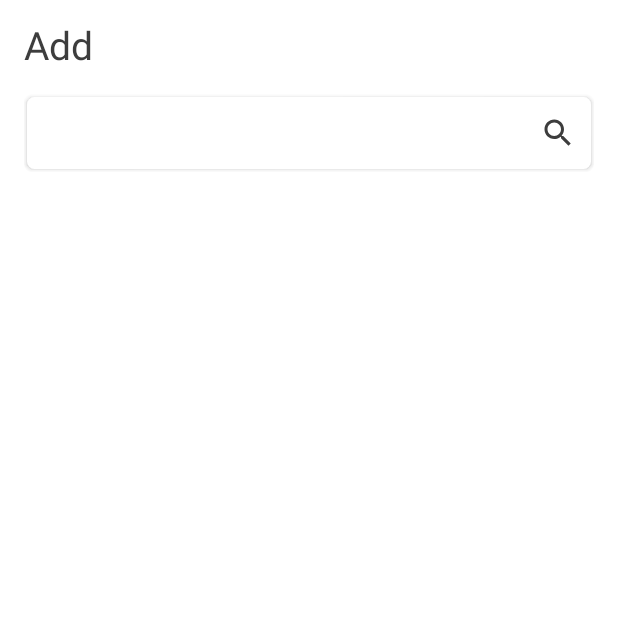
After one commit to khorevigor/CalorieTracker_plc, an Android app built with Jetpack Compose: the composable SearchScreen called with empty values, on a phone screen of 412 x 824 dp, the top half of it. The commit adds this screen. Run offline under Robolectric (Android 15) with nearby library versions, the phone set to English and light mode, and no system bars; our stand-ins replace Dagger/Hilt's generated code.

Commit message:
Create SearchScreen

```diff
--- a/tracker/tracker_data/src/main/AndroidManifest.xml
+++ b/tracker/tracker_data/src/main/AndroidManifest.xml
@@ -2,4 +2,6 @@
 <manifest xmlns:android="http://schemas.android.com/apk/res/android"
     package="com.plcoding.tracker_data">
 
+    <uses-permission android:name="android.permission.INTERNET" />
+
 </manifest>
--- /dev/null
+++ b/tracker/tracker_presentation/src/main/java/com/plcoding/tracker_presentation/search/SearchScreen.kt
@@ -0,0 +1,78 @@
+package com.plcoding.tracker_presentation.search
+
+import androidx.compose.foundation.layout.Column
+import androidx.compose.foundation.layout.Spacer
+import androidx.compose.foundation.layout.fillMaxSize
+import androidx.compose.foundation.layout.height
+import androidx.compose.foundation.layout.padding
+import androidx.compose.material.MaterialTheme
+import androidx.compose.material.ScaffoldState
+import androidx.compose.material.Text
+import androidx.compose.runtime.Composable
+import androidx.compose.runtime.LaunchedEffect
+import androidx.compose.ui.ExperimentalComposeUiApi
+import androidx.compose.ui.Modifier
+import androidx.compose.ui.platform.LocalContext
+import androidx.compose.ui.platform.LocalSoftwareKeyboardController
+import androidx.compose.ui.res.stringResource
+import androidx.hilt.navigation.compose.hiltViewModel
+import com.plcoding.core.util.UiEvent
+import com.plcoding.core_ui.LocalSpacing
+import com.plcoding.tracker_presentation.R
+import com.plcoding.tracker_presentation.search.components.SearchTextField
+
+@OptIn(ExperimentalComposeUiApi::class)
+@Composable
+fun SearchScreen(
+    scaffoldState: ScaffoldState,
+    mealName: String,
+    dayOfMonth: Int,
+    month: Int,
+    year: Int,
+    onNavigateUp: () -> Unit,
+    viewModel: SearchViewModel = hiltViewModel()
+) {
+    val spacing = LocalSpacing.current
+    val state = viewModel.state
+    val context = LocalContext.current
+    val keyboardController = LocalSoftwareKeyboardController.current
+
+    LaunchedEffect(key1 = keyboardController) {
+        viewModel.uiEvent.collect { event ->
+            when (event) {
+                is UiEvent.ShowSnackbar -> {
+                    scaffoldState.snackbarHostState.showSnackbar(
+                        message = event.message.asString(context)
+                    )
+                    keyboardController?.hide()
+                }
+
+                is UiEvent.NavigateUp -> onNavigateUp()
+                else -> Unit
+            }
+        }
+    }
+    Column(
+        modifier = Modifier
+            .fillMaxSize()
+            .padding(spacing.spaceMedium)
+    ) {
+        Text(
+            text = stringResource(id = R.string.add_meal, mealName),
+            style = MaterialTheme.typography.h2
+        )
+        Spacer(modifier = Modifier.height(spacing.spaceMedium))
+        SearchTextField(
+            text = state.query,
+            onValueChange = {
+                viewModel.onEvent(SearchEvent.OnQueryChange(it))
+            },
+            onSearch = {
+                viewModel.onEvent(SearchEvent.OnSearch)
+            },
+            onFocusChanged = {
+                viewModel.onEvent(SearchEvent.OnSearchFocusChange(it.isFocused))
+            }
+        )
+    }
+}
--- /dev/null
+++ b/tracker/tracker_presentation/src/main/java/com/plcoding/tracker_presentation/search/components/SearchTextField.kt
@@ -0,0 +1,95 @@
+package com.plcoding.tracker_presentation.search.components
+
+import androidx.compose.foundation.background
+import androidx.compose.foundation.layout.Box
+import androidx.compose.foundation.layout.fillMaxWidth
+import androidx.compose.foundation.layout.padding
+import androidx.compose.foundation.shape.RoundedCornerShape
+import androidx.compose.foundation.text.BasicTextField
+import androidx.compose.foundation.text.KeyboardActions
+import androidx.compose.foundation.text.KeyboardOptions
+import androidx.compose.material.Icon
+import androidx.compose.material.IconButton
+import androidx.compose.material.MaterialTheme
+import androidx.compose.material.Text
+import androidx.compose.material.icons.Icons
+import androidx.compose.material.icons.filled.Search
+import androidx.compose.runtime.Composable
+import androidx.compose.ui.Alignment
+import androidx.compose.ui.Modifier
+import androidx.compose.ui.draw.clip
+import androidx.compose.ui.draw.shadow
+import androidx.compose.ui.focus.FocusState
+import androidx.compose.ui.focus.onFocusChanged
+import androidx.compose.ui.graphics.Color
+import androidx.compose.ui.graphics.vector.ImageVector
+import androidx.compose.ui.res.stringResource
+import androidx.compose.ui.text.font.FontWeight
+import androidx.compose.ui.text.input.ImeAction
+import androidx.compose.ui.unit.dp
+import com.plcoding.core_ui.LocalSpacing
+import com.plcoding.tracker_presentation.R
+
+@Composable
+fun SearchTextField(
+    text: String,
+    onValueChange: (String) -> Unit,
+    onSearch: () -> Unit,
+    modifier: Modifier = Modifier,
+    hint: String = stringResource(id = R.string.search),
+    shouldShowHint: Boolean = false,
+    onFocusChanged: (FocusState) -> Unit
+) {
+    val spacing = LocalSpacing.current
+
+    Box(
+        modifier = modifier
+    ) {
+        BasicTextField(
+            value = text,
+            onValueChange = onValueChange,
+            singleLine = true,
+            keyboardActions = KeyboardActions(
+                onSearch = {
+                    onSearch()
+                    defaultKeyboardAction(ImeAction.Search)
+                }
+            ),
+            keyboardOptions = KeyboardOptions(
+                imeAction = ImeAction.Search
+            ),
+            modifier = Modifier
+                .clip(RoundedCornerShape(5.dp))
+                .padding(2.dp)
+                .shadow(
+                    elevation = 2.dp,
+                    shape = RoundedCornerShape(5.dp)
+                )
+                .background(MaterialTheme.colors.surface)
+                .fillMaxWidth()
+                .padding(spacing.spaceMedium)
+                .padding(end = spacing.spaceMedium)
+                .onFocusChanged { onFocusChanged(it) }
+        )
+        if (shouldShowHint) {
+            Text(
+                text = hint,
+                style = MaterialTheme.typography.body1,
+                fontWeight = FontWeight.Light,
+                color = Color.LightGray,
+                modifier = Modifier
+                    .align(Alignment.CenterStart)
+                    .padding(spacing.spaceMedium)
+            )
+        }
+        IconButton(
+            onClick = onSearch,
+            modifier = Modifier.align(Alignment.CenterEnd)
+        ) {
+            Icon(
+                imageVector = Icons.Default.Search,
+                contentDescription = stringResource(id = R.string.search)
+            )
+        }
+    }
+}
```
Also changed, not shown: app/src/main/java/com/plcoding/calorytracker/MainActivity.kt (+31 -2 lines), tracker/tracker_presentation/src/main/java/com/plcoding/tracker_presentation/tracker_overview/TrackerOverviewScreen.kt (+11 -0 lines).
